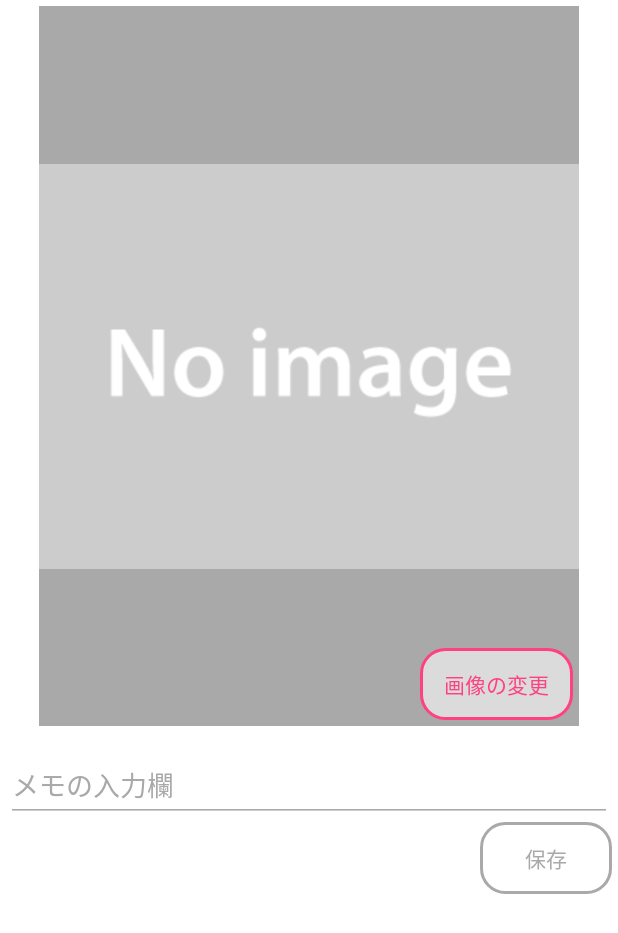
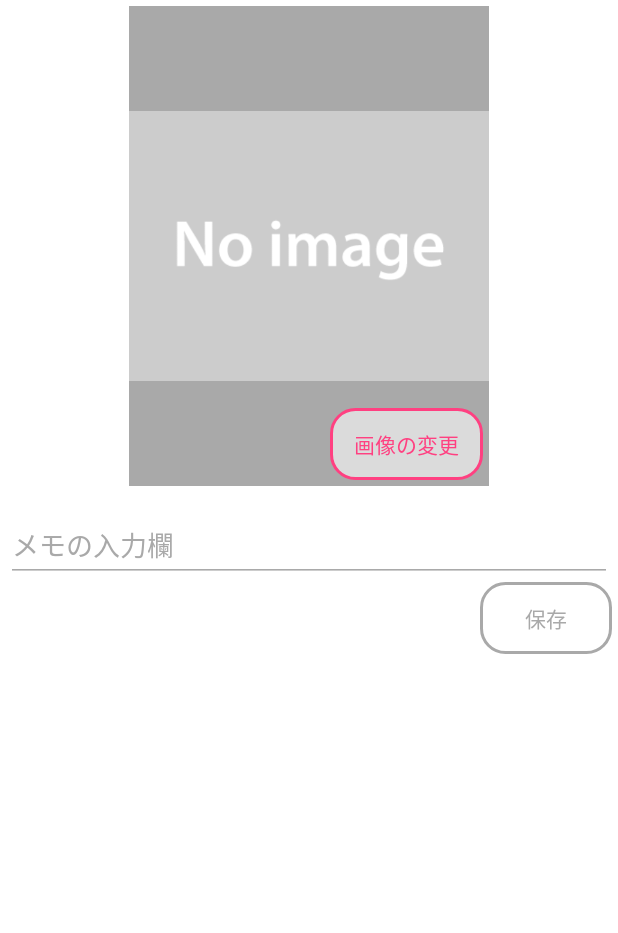
Before and after one commit to yoshiya12x/PhotoCalender, an Android app: the fragment DayPagerFragment shown on its own in the app's theme, on a phone screen of 412 x 824 dp. Shown: the top 933 px of the screen. Run offline under Robolectric (Android 15) with nearby library versions, the phone set to English and light mode, and no system bars; our stand-ins replace Picasso; 6 statements that could not run were skipped.

Commit message:
メモと画像が更新されないバグ修正

```diff
--- a/app/src/main/java/com/example/xjapan/photocalender/adapter/CalenderRecyclerAdapter.java
+++ b/app/src/main/java/com/example/xjapan/photocalender/adapter/CalenderRecyclerAdapter.java
@@ -88,6 +88,8 @@ public class CalenderRecyclerAdapter extends RecyclerView.Adapter {
                             Picasso.with(context).load(imageFile).into(itemViewHolder.gridImageView);
                         } else {
                             itemViewHolder.gridImageView.setImageResource(R.drawable.noimage1);
+                            setStamp(dailyTop.stamp, context, itemViewHolder);
+                            setTitleMemo(dailyTop.titleMemo, itemViewHolder);
                         }
                     } else {
                         itemViewHolder.gridImageView.setImageResource(R.drawable.noimage1);
--- a/app/src/main/java/com/example/xjapan/photocalender/adapter/MonthRecyclerAdapter.java
+++ b/app/src/main/java/com/example/xjapan/photocalender/adapter/MonthRecyclerAdapter.java
@@ -76,6 +76,8 @@ public class MonthRecyclerAdapter extends RecyclerView.Adapter {
                 File imageFile = new File(dailyTop.path);
                 if (imageFile.exists()) {
                     Picasso.with(context).load(imageFile).into(viewHolder.dayImageView);
+                } else {
+                    viewHolder.dayStampImageView.setImageResource(dailyTop.stamp);
                 }
             } else if (dailyTop.stamp != 0) {
                 viewHolder.dayStampImageView.setImageResource(dailyTop.stamp);
--- a/app/src/main/java/com/example/xjapan/photocalender/fragment/DayPagerFragment.java
+++ b/app/src/main/java/com/example/xjapan/photocalender/fragment/DayPagerFragment.java
@@ -197,7 +197,7 @@ public class DayPagerFragment extends Fragment {
         public void delImagePath() {
             android.app.AlertDialog.Builder builder = new android.app.AlertDialog.Builder(getActivity());
             builder.setTitle(common.year + "年" + common.month + "月" + common.day + "日の画像");
-            builder.setMessage("削除してもよろしいですか");
+            builder.setMessage(R.string.confirm_del);
             builder.setPositiveButton("OK", new DialogInterface.OnClickListener() {
                 public void onClick(DialogInterface dialog, int which) {
                     DailyTop dailyTop = dailyTopDAO.getItem(year, month, day);
--- a/app/src/main/res/layout/date.xml
+++ b/app/src/main/res/layout/date.xml
@@ -6,8 +6,8 @@
 
     <RelativeLayout
         android:id="@+id/imageRelativeLayout"
-        android:layout_width="360dp"
-        android:layout_height="480dp"
+        android:layout_width="240dp"
+        android:layout_height="320dp"
         android:layout_alignParentTop="true"
         android:layout_centerInParent="true"
         android:background="@color/colorDarkGray"
--- a/app/src/main/res/values/strings.xml
+++ b/app/src/main/res/values/strings.xml
@@ -4,4 +4,5 @@
     <string name="title_activity_test1">Test1</string>
     <string name="title_activity_month_detail">MonthDetailActivity</string>
     <string name="title_activity_day_detail">DayDetailActivity</string>
+    <string name="confirm_del">削除してもよろしいですか？</string>
 </resources>
```
